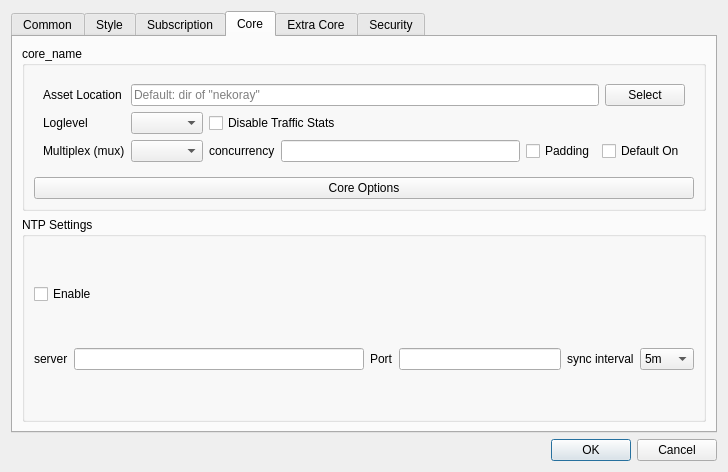
The window that ui/dialog_basic_settings.ui (Restia-Ashbell/nekobox) describes before a commit, drawn with Qt 5.
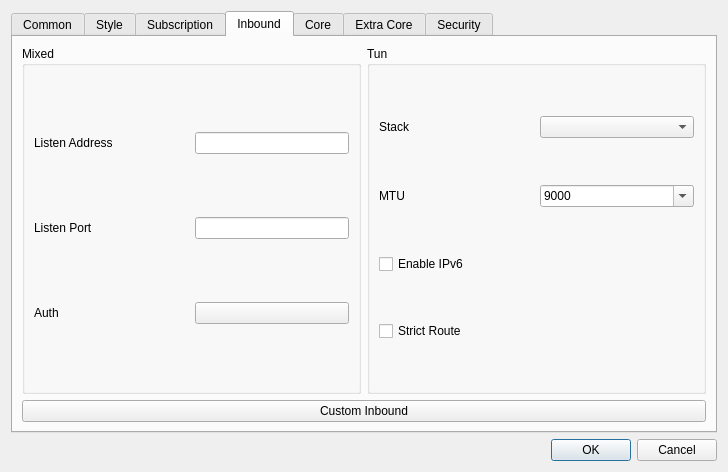
The same window after the commit. The open tabs and pages were chosen to show the change. Custom widgets are drawn as their Qt base class.

The edit to the form file:
```diff
--- a/ui/dialog_basic_settings.ui
+++ b/ui/dialog_basic_settings.ui
@@ -47,108 +47,23 @@
       </attribute>
       <layout class="QVBoxLayout" name="verticalLayout_2">
        <item>
-        <layout class="QHBoxLayout" name="hlayout_l1">
-         <item>
-          <widget class="QGroupBox" name="horizontalGroupBox_3">
-           <layout class="QHBoxLayout" name="horizontalLayout_19">
-            <item>
-             <widget class="QLabel" name="label">
-              <property name="text">
-               <string>Listen Address</string>
-              </property>
-             </widget>
-            </item>
-            <item>
-             <widget class="QLineEdit" name="inbound_address"/>
-            </item>
-            <item>
-             <widget class="QPushButton" name="inbound_auth">
-              <property name="text">
-               <string notr="true"/>
-              </property>
-             </widget>
-            </item>
-           </layout>
-          </widget>
-         </item>
-         <item>
-          <widget class="QGroupBox" name="groupbox_custom_inbound">
-           <layout class="QHBoxLayout" name="horizontalLayout_10">
-            <item>
-             <widget class="QLabel" name="label_11">
-              <property name="text">
-               <string>Custom Inbound</string>
-              </property>
-             </widget>
-            </item>
-            <item>
-             <widget class="QPushButton" name="custom_inbound_edit">
-              <property name="text">
-               <string>Edit</string>
-              </property>
-             </widget>
-            </item>
-           </layout>
-          </widget>
-         </item>
-        </layout>
-       </item>
-       <item>
-        <layout class="QHBoxLayout" name="hlayout_l2">
-         <item>
-          <widget class="QGroupBox" name="horizontalGroupBox_2">
-           <layout class="QHBoxLayout" name="horizontalLayout_13">
-            <item>
-             <widget class="QLabel" name="inbound_socks_port_l">
-              <property name="text">
-               <string>Socks Listen Port</string>
-              </property>
-             </widget>
-            </item>
-            <item>
-             <widget class="QLineEdit" name="inbound_socks_port">
-              <property name="sizePolicy">
-               <sizepolicy hsizetype="Preferred" vsizetype="Fixed">
-                <horstretch>0</horstretch>
-                <verstretch>0</verstretch>
-               </sizepolicy>
-              </property>
-             </widget>
-            </item>
-           </layout>
-          </widget>
-         </item>
-         <item>
-          <widget class="QGroupBox" name="groupBox_http">
-           <layout class="QHBoxLayout" name="horizontalLayout_16">
-            <item>
-             <widget class="QLabel" name="label_5">
-              <property name="text">
-               <string>HTTP Listen Port</string>
-              </property>
-             </widget>
-            </item>
-            <item>
-             <widget class="QLineEdit" name="inbound_http_port">
-              <property name="sizePolicy">
-               <sizepolicy hsizetype="Preferred" vsizetype="Fixed">
-                <horstretch>0</horstretch>
-                <verstretch>0</verstretch>
-               </sizepolicy>
-              </property>
-             </widget>
-            </item>
-            <item>
-             <widget class="QCheckBox" name="http_enable">
-              <property name="text">
-               <string>Enable</string>
-              </property>
-             </widget>
-            </item>
-           </layout>
-          </widget>
-         </item>
-        </layout>
+        <widget class="QGroupBox" name="systemProxyBox">
+         <property name="title">
+          <string/>
+         </property>
+         <layout class="QHBoxLayout" name="horizontalLayout">
+          <item>
+           <widget class="QLabel" name="label_29">
+            <property name="text">
+             <string>System Proxy Format</string>
+            </property>
+           </widget>
+          </item>
+          <item>
+           <widget class="QComboBox" name="system_proxy_format"/>
+          </item>
+         </layout>
+        </widget>
        </item>
        <item>
         <widget class="QGroupBox" name="groupBox1">
@@ -575,212 +490,387 @@
      </widget>
      <widget class="QWidget" name="tab_4">
       <attribute name="title">
+       <string>Inbound</string>
+      </attribute>
+      <layout class="QGridLayout" name="gridLayout_9">
+       <item row="0" column="1">
+        <widget class="QGroupBox" name="groupBox_9">
+         <property name="title">
+          <string>Tun</string>
+         </property>
+         <layout class="QGridLayout" name="gridLayout_11">
+          <item row="0" column="0">
+           <widget class="QLabel" name="label_11">
+            <property name="sizePolicy">
+             <sizepolicy hsizetype="Preferred" vsizetype="Preferred">
+              <horstretch>0</horstretch>
+              <verstretch>0</verstretch>
+             </sizepolicy>
+            </property>
+            <property name="text">
+             <string notr="true">Stack</string>
+            </property>
+           </widget>
+          </item>
+          <item row="0" column="1">
+           <widget class="QComboBox" name="tun_stack">
+            <property name="editable">
+             <bool>false</bool>
+            </property>
+           </widget>
+          </item>
+          <item row="1" column="0">
+           <widget class="QLabel" name="label_28">
+            <property name="sizePolicy">
+             <sizepolicy hsizetype="Preferred" vsizetype="Preferred">
+              <horstretch>0</horstretch>
+              <verstretch>0</verstretch>
+             </sizepolicy>
+            </property>
+            <property name="text">
+             <string notr="true">MTU</string>
+            </property>
+           </widget>
+          </item>
+          <item row="1" column="1">
+           <widget class="QComboBox" name="tun_mtu">
+            <property name="editable">
+             <bool>true</bool>
+            </property>
+            <item>
+             <property name="text">
+              <string notr="true">9000</string>
+             </property>
+            </item>
+            <item>
+             <property name="text">
+              <string notr="true">1500</string>
+             </property>
+            </item>
+           </widget>
+          </item>
+          <item row="2" column="0" colspan="2">
+           <widget class="QCheckBox" name="tun_ipv6">
+            <property name="text">
+             <string>Enable IPv6</string>
+            </property>
+           </widget>
+          </item>
+          <item row="3" column="0" colspan="2">
+           <widget class="QCheckBox" name="tun_strict_route">
+            <property name="text">
+             <string notr="true">Strict Route</string>
+            </property>
+           </widget>
+          </item>
+         </layout>
+        </widget>
+       </item>
+       <item row="0" column="0">
+        <widget class="QGroupBox" name="groupBox_8">
+         <property name="title">
+          <string>Mixed</string>
+         </property>
+         <layout class="QGridLayout" name="gridLayout_10">
+          <item row="0" column="0">
+           <widget class="QLabel" name="label">
+            <property name="text">
+             <string>Listen Address</string>
+            </property>
+           </widget>
+          </item>
+          <item row="0" column="1">
+           <widget class="QLineEdit" name="inbound_address">
+            <property name="sizePolicy">
+             <sizepolicy hsizetype="Preferred" vsizetype="Fixed">
+              <horstretch>0</horstretch>
+              <verstretch>0</verstretch>
+             </sizepolicy>
+            </property>
+           </widget>
+          </item>
+          <item row="1" column="0">
+           <widget class="QLabel" name="label_30">
+            <property name="text">
+             <string>Listen Port</string>
+            </property>
+           </widget>
+          </item>
+          <item row="1" column="1">
+           <widget class="QLineEdit" name="inbound_port">
+            <property name="sizePolicy">
+             <sizepolicy hsizetype="Preferred" vsizetype="Fixed">
+              <horstretch>0</horstretch>
+              <verstretch>0</verstretch>
+             </sizepolicy>
+            </property>
+           </widget>
+          </item>
+          <item row="2" column="0">
+           <widget class="QLabel" name="label_5">
+            <property name="text">
+             <string>Auth</string>
+            </property>
+           </widget>
+          </item>
+          <item row="2" column="1">
+           <widget class="QPushButton" name="inbound_auth">
+            <property name="text">
+             <string notr="true"/>
+            </property>
+           </widget>
+          </item>
+         </layout>
+        </widget>
+       </item>
+       <item row="1" column="0" colspan="2">
+        <widget class="QPushButton" name="custom_inbound_edit">
+         <property name="text">
+          <string>Custom Inbound</string>
+         </property>
+        </widget>
+       </item>
+      </layout>
+     </widget>
+     <widget class="QWidget" name="tab_5">
+      <attribute name="title">
        <string>Core</string>
       </attribute>
-      <layout class="QVBoxLayout" name="verticalLayout">
-       <item>
-        <widget class="QGroupBox" name="groupBox_core">
-         <property name="sizePolicy">
-          <sizepolicy hsizetype="Preferred" vsizetype="Maximum">
-           <horstretch>0</horstretch>
-           <verstretch>0</verstretch>
-          </sizepolicy>
-         </property>
+      <layout class="QGridLayout" name="gridLayout_2">
+       <item row="0" column="0">
+        <widget class="QGroupBox" name="groupBox_4">
          <property name="title">
-          <string notr="true">core_name</string>
+          <string>Log</string>
          </property>
-         <layout class="QVBoxLayout" name="verticalLayout_3">
-          <item>
-           <widget class="QWidget" name="assest_group" native="true">
-            <layout class="QGridLayout" name="gridLayout_2">
-             <item row="0" column="0">
-              <widget class="QLabel" name="label_12">
-               <property name="text">
-                <string>Asset Location</string>
-               </property>
-              </widget>
-             </item>
-             <item row="0" column="1">
-              <layout class="QGridLayout" name="gridLayout_4">
-               <item row="0" column="0">
-                <widget class="MyLineEdit" name="core_v2ray_asset">
-                 <property name="placeholderText">
-                  <string>Default: dir of &quot;nekoray&quot;</string>
-                 </property>
-                </widget>
-               </item>
-               <item row="0" column="1">
-                <widget class="QPushButton" name="core_v2ray_asset_pick">
-                 <property name="text">
-                  <string>Select</string>
-                 </property>
-                </widget>
-               </item>
-              </layout>
-             </item>
-             <item row="1" column="0">
-              <widget class="QLabel" name="label_3">
-               <property name="text">
-                <string notr="true">Loglevel</string>
-               </property>
-              </widget>
-             </item>
-             <item row="1" column="1">
-              <layout class="QHBoxLayout" name="horizontalLayout_20">
-               <item>
-                <widget class="QComboBox" name="log_level">
-                 <property name="sizePolicy">
-                  <sizepolicy hsizetype="Maximum" vsizetype="Fixed">
-                   <horstretch>0</horstretch>
-                   <verstretch>0</verstretch>
-                  </sizepolicy>
-                 </property>
-                </widget>
-               </item>
-               <item>
-                <widget class="QCheckBox" name="disable_stats">
-                 <property name="minimumSize">
-                  <size>
-                   <width>411</width>
-                   <height>0</height>
-                  </size>
-                 </property>
-                 <property name="toolTip">
-                  <string>&lt;html&gt;&lt;head/&gt;&lt;body&gt;&lt;p&gt;Might Improve Ping and Performance&lt;/p&gt;&lt;/body&gt;&lt;/html&gt;</string>
-                 </property>
-                 <property name="text">
-                  <string>Disable Traffic Stats</string>
-                 </property>
-                </widget>
-               </item>
-              </layout>
-             </item>
-             <item row="2" column="0">
-              <widget class="QLabel" name="label_6">
-               <property name="text">
-                <string>Multiplex (mux)</string>
-               </property>
-              </widget>
-             </item>
-             <item row="2" column="1">
-              <layout class="QHBoxLayout" name="horizontalLayout">
-               <item>
-                <widget class="QComboBox" name="mux_protocol"/>
-               </item>
-               <item>
-                <widget class="QLabel" name="label_7">
-                 <property name="text">
-                  <string>concurrency</string>
-                 </property>
-                </widget>
-               </item>
-               <item>
-                <widget class="QLineEdit" name="mux_concurrency"/>
-               </item>
-               <item>
-                <widget class="QCheckBox" name="mux_padding">
-                 <property name="text">
-                  <string notr="true">Padding</string>
-                 </property>
-                </widget>
-               </item>
-               <item>
-                <widget class="QCheckBox" name="mux_default_on">
-                 <property name="text">
-                  <string>Default On</string>
-                 </property>
-                </widget>
-               </item>
-              </layout>
-             </item>
-            </layout>
+         <layout class="QGridLayout" name="gridLayout_4">
+          <item row="0" column="0">
+           <widget class="QCheckBox" name="log_disabled">
+            <property name="text">
+             <string>Disabled</string>
+            </property>
            </widget>
           </item>
-          <item>
-           <widget class="QPushButton" name="core_settings">
+          <item row="1" column="0">
+           <widget class="QCheckBox" name="log_timestamp">
             <property name="text">
-             <string>Core Options</string>
+             <string>Timestamp</string>
             </property>
            </widget>
           </item>
+          <item row="2" column="0">
+           <widget class="QLabel" name="label_9">
+            <property name="text">
+             <string>Level</string>
+            </property>
+           </widget>
+          </item>
+          <item row="2" column="1">
+           <widget class="QComboBox" name="log_level"/>
+          </item>
          </layout>
         </widget>
        </item>
-       <item>
-        <widget class="QGroupBox" name="ntp_box">
-         <property name="toolTip">
-          <string>&lt;html&gt;&lt;head/&gt;&lt;body&gt;&lt;p&gt;Settings for the sing-box's built-in NTP client&lt;/p&gt;&lt;/body&gt;&lt;/html&gt;</string>
-         </property>
+       <item row="0" column="1">
+        <widget class="QGroupBox" name="groupBox_5">
          <property name="title">
-          <string>NTP Settings</string>
+          <string>Clash API</string>
          </property>
          <layout class="QGridLayout" name="gridLayout_6">
           <item row="0" column="0">
-           <widget class="QCheckBox" name="ntp_enable">
+           <widget class="QLabel" name="label_12">
             <property name="text">
-             <string>Enable</string>
+             <string>External Controller</string>
             </property>
            </widget>
           </item>
           <item row="1" column="0">
-           <layout class="QHBoxLayout" name="horizontalLayout_22">
+           <widget class="QLabel" name="label_26">
+            <property name="text">
+             <string>Dashboard</string>
+            </property>
+           </widget>
+          </item>
+          <item row="1" column="1">
+           <widget class="QComboBox" name="clash_api_dashboard">
             <item>
-             <widget class="QLabel" name="ntp_server_l">
-              <property name="text">
-               <string>server</string>
-              </property>
-             </widget>
+             <property name="text">
+              <string>yacd-meta</string>
+             </property>
             </item>
             <item>
-             <widget class="QLineEdit" name="ntp_server"/>
+             <property name="text">
+              <string>metacubexd</string>
+             </property>
             </item>
             <item>
-             <widget class="QLabel" name="ntp_port_l">
-              <property name="text">
-               <string>Port</string>
-              </property>
-             </widget>
+             <property name="text">
+              <string>zashboard</string>
+             </property>
             </item>
+           </widget>
+          </item>
+          <item row="2" column="0">
+           <widget class="QLabel" name="label_27">
+            <property name="text">
+             <string>Secret</string>
+            </property>
+           </widget>
+          </item>
+          <item row="2" column="1">
+           <widget class="QLineEdit" name="clash_api_secret">
+            <property name="sizePolicy">
+             <sizepolicy hsizetype="Preferred" vsizetype="Fixed">
+              <horstretch>0</horstretch>
+              <verstretch>0</verstretch>
+             </sizepolicy>
+            </property>
+           </widget>
+          </item>
+         </layout>
+        </widget>
+       </item>
+       <item row="1" column="0">
+        <widget class="QGroupBox" name="groupBox_6">
+         <property name="title">
+          <string>NTP</string>
+         </property>
+         <layout class="QGridLayout" name="gridLayout_7">
+          <item row="0" column="0">
+           <widget class="QCheckBox" name="ntp_enabled">
+            <property name="text">
+             <string>Enabled</string>
+            </property>
+           </widget>
+          </item>
+          <item row="1" column="0">
+           <widget class="QLabel" name="label_3">
+            <property name="text">
+             <string>Server</string>
+            </property>
+           </widget>
+          </item>
+          <item row="1" column="1">
+           <widget class="QLineEdit" name="ntp_server">
+            <property name="sizePolicy">
+             <sizepolicy hsizetype="Preferred" vsizetype="Fixed">
+              <horstretch>0</horstretch>
+              <verstretch>0</verstretch>
+             </sizepolicy>
+            </property>
+           </widget>
+          </item>
+          <item row="2" column="0">
+           <widget class="QLabel" name="label_6">
+            <property name="text">
+             <string>Server Port</string>
+            </property>
+           </widget>
+          </item>
+          <item row="2" column="1">
+           <widget class="QLineEdit" name="ntp_server_port">
+            <property name="sizePolicy">
+             <sizepolicy hsizetype="Preferred" vsizetype="Fixed">
+              <horstretch>0</horstretch>
+              <verstretch>0</verstretch>
+             </sizepolicy>
+            </property>
+           </widget>
+          </item>
+          <item row="3" column="0">
+           <widget class="QLabel" name="label_7">
+            <property name="text">
+             <string>Interval</string>
+            </property>
+           </widget>
+          </item>
+          <item row="3" column="1">
+           <widget class="QComboBox" name="ntp_interval">
             <item>
-             <widget class="QLineEdit" name="ntp_port">
-              <property name="maximumSize">
-               <size>
-                <width>162</width>
-                <height>16777215</height>
-               </size>
-              </property>
-             </widget>
+             <property name="text">
+              <string>5m</string>
+             </property>
             </item>
             <item>
-             <widget class="QLabel" name="ntp_interval_l">
-              <property name="text">
-               <string>sync interval</string>
-              </property>
-             </widget>
+             <property name="text">
+              <string>10m</string>
+             </property>
             </item>
             <item>
-             <widget class="QComboBox" name="ntp_interval">
-              <property name="toolTip">
-               <string>&lt;html&gt;&lt;head/&gt;&lt;body&gt;&lt;p&gt;In minutes&lt;/p&gt;&lt;/body&gt;&lt;/html&gt;</string>
-              </property>
-              <item>
-               <property name="text">
-                <string>5m</string>
-               </property>
-              </item>
-              <item>
-               <property name="text">
-                <string>10m</string>
-               </property>
-              </item>
-              <item>
-               <property name="text">
-                <string>30m</string>
-               </property>
-              </item>
-             </widget>
+             <property name="text">
+              <string>30m</string>
+             </property>
             </item>
-           </layout>
+           </widget>
+          </item>
+         </layout>
+        </widget>
+       </item>
+       <item row="1" column="1">
+        <widget class="QGroupBox" name="groupBox_7">
+         <property name="title">
+          <string>Certificate</string>
+         </property>
+         <layout class="QGridLayout" name="gridLayout_8">
+          <item row="0" column="0">
+           <widget class="QLabel" name="label_22">
+            <property name="text">
+             <string>Store</string>
+            </property>
+           </widget>
+          </item>
+          <item row="0" column="1">
+           <widget class="QComboBox" name="certificate_store"/>
+          </item>
+          <item row="1" column="0">
+           <widget class="QLabel" name="label_23">
+            <property name="text">
+             <string>Certificate</string>
+            </property>
+           </widget>
+          </item>
+          <item row="1" column="1">
+           <widget class="QLineEdit" name="certificate">
+            <property name="sizePolicy">
+             <sizepolicy hsizetype="Preferred" vsizetype="Fixed">
+              <horstretch>0</horstretch>
+              <verstretch>0</verstretch>
+             </sizepolicy>
+            </property>
+           </widget>
+          </item>
+          <item row="2" column="0">
+           <widget class="QLabel" name="label_24">
+            <property name="text">
+             <string>Certificate Path</string>
+            </property>
+           </widget>
+          </item>
+          <item row="2" column="1">
+           <widget class="QLineEdit" name="certificate_path">
+            <property name="sizePolicy">
+             <sizepolicy hsizetype="Preferred" vsizetype="Fixed">
+              <horstretch>0</horstretch>
+              <verstretch>0</verstretch>
+             </sizepolicy>
+            </property>
+           </widget>
+          </item>
+          <item row="3" column="0">
+           <widget class="QLabel" name="label_25">
+            <property name="text">
+             <string>Certificate Directory Path</string>
+            </property>
+           </widget>
+          </item>
+          <item row="3" column="1">
+           <widget class="QLineEdit" name="certificate_directory_path">
+            <property name="sizePolicy">
+             <sizepolicy hsizetype="Preferred" vsizetype="Fixed">
+              <horstretch>0</horstretch>
+              <verstretch>0</verstretch>
+             </sizepolicy>
+            </property>
+           </widget>
           </item>
          </layout>
         </widget>
@@ -842,7 +932,7 @@
        </item>
       </layout>
      </widget>
-     <widget class="QWidget" name="tab_5">
+     <widget class="QWidget" name="tab_7">
       <attribute name="title">
        <string>Security</string>
       </attribute>
```
Left out of the diff: 60 changed lines with no effect on the pictures.
